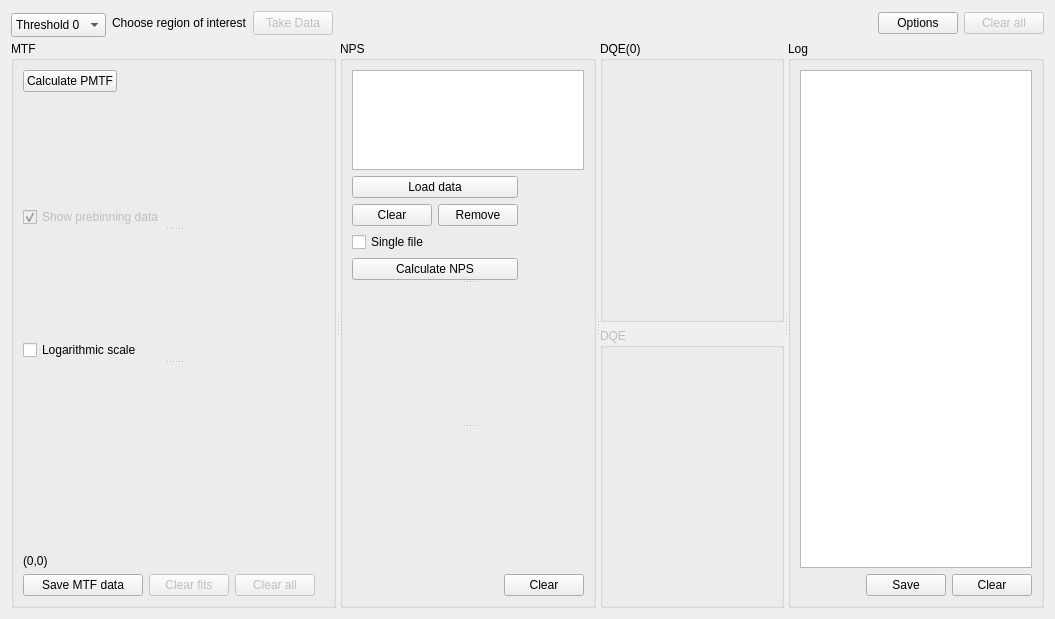
The window that SpidrMpx3Eq/qcstmdqe.ui (navrit/dexter) describes before a commit, drawn with Qt 5.
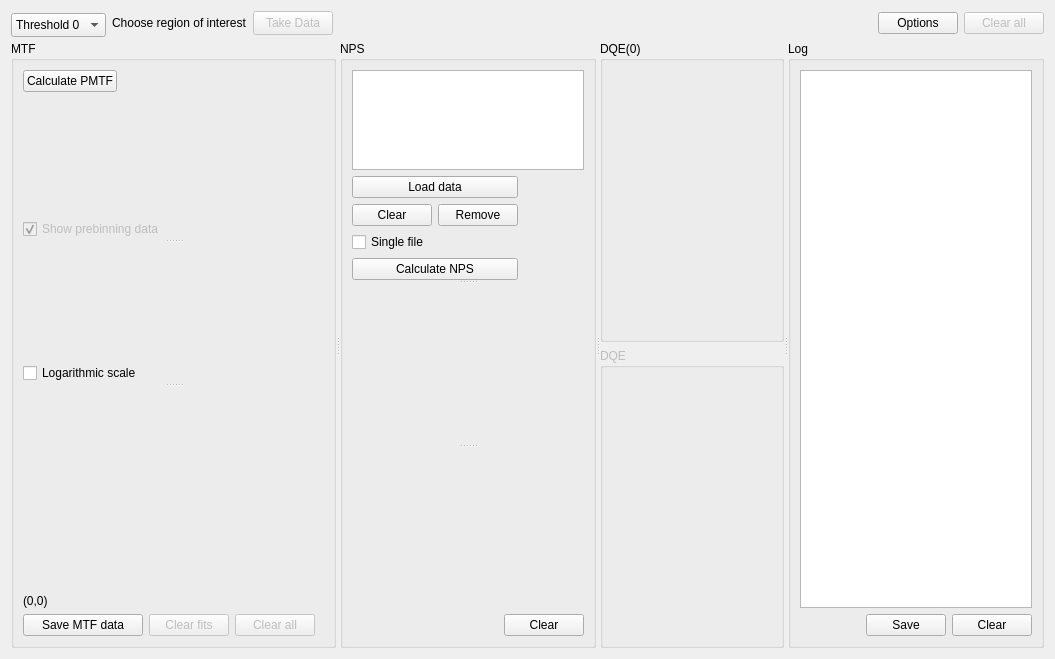
The same window after the commit. Custom widgets are drawn as their Qt base class.

Commit message: NPS titles and larger plots. Options were added and tested in previous commits ("small changes")

The edit to the form file:
```diff
--- a/SpidrMpx3Eq/qcstmdqe.ui
+++ b/SpidrMpx3Eq/qcstmdqe.ui
@@ -7,7 +7,7 @@
     <x>0</x>
     <y>0</y>
     <width>1055</width>
-    <height>604</height>
+    <height>627</height>
    </rect>
   </property>
   <property name="windowTitle">
@@ -342,7 +342,7 @@
          <property name="orientation">
           <enum>Qt::Vertical</enum>
          </property>
-         <widget class="QWidget" name="">
+         <widget class="QWidget" name="layoutWidget">
           <layout class="QVBoxLayout" name="verticalLayout_4">
            <property name="bottomMargin">
             <number>0</number>
@@ -450,7 +450,7 @@
            <property name="minimumSize">
             <size>
              <width>0</width>
-             <height>140</height>
+             <height>160</height>
             </size>
            </property>
           </widget>
@@ -458,7 +458,7 @@
            <property name="minimumSize">
             <size>
              <width>140</width>
-             <height>140</height>
+             <height>160</height>
             </size>
            </property>
           </widget>
```
Left out of the diff: 2 changed lines with no effect on the pictures. The commit also changes 1 other file.
